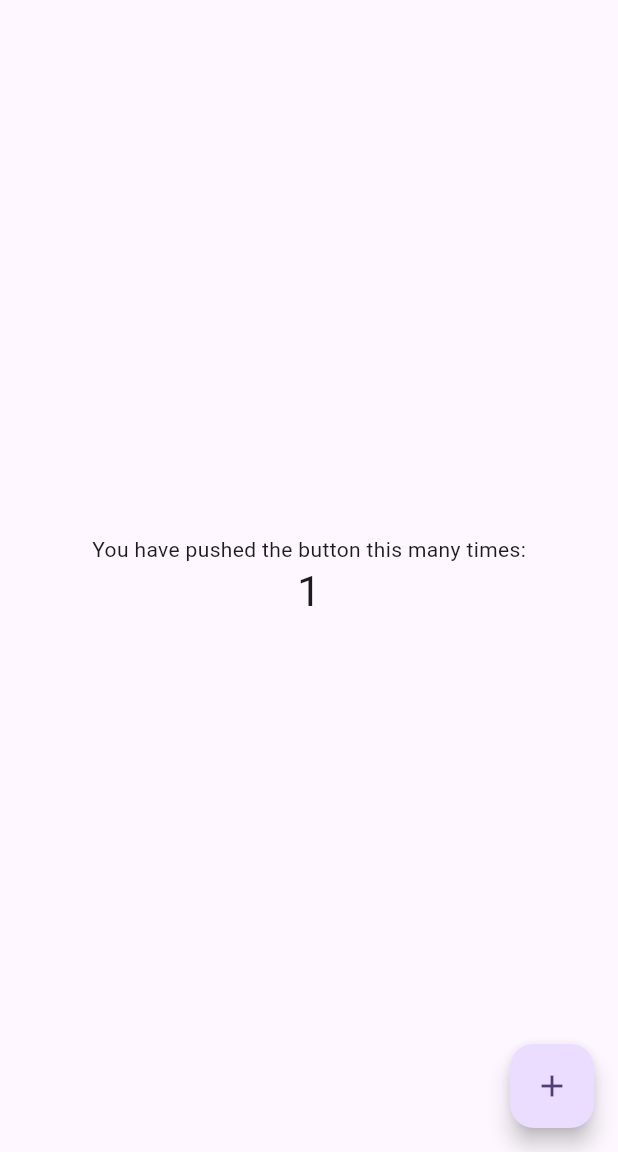
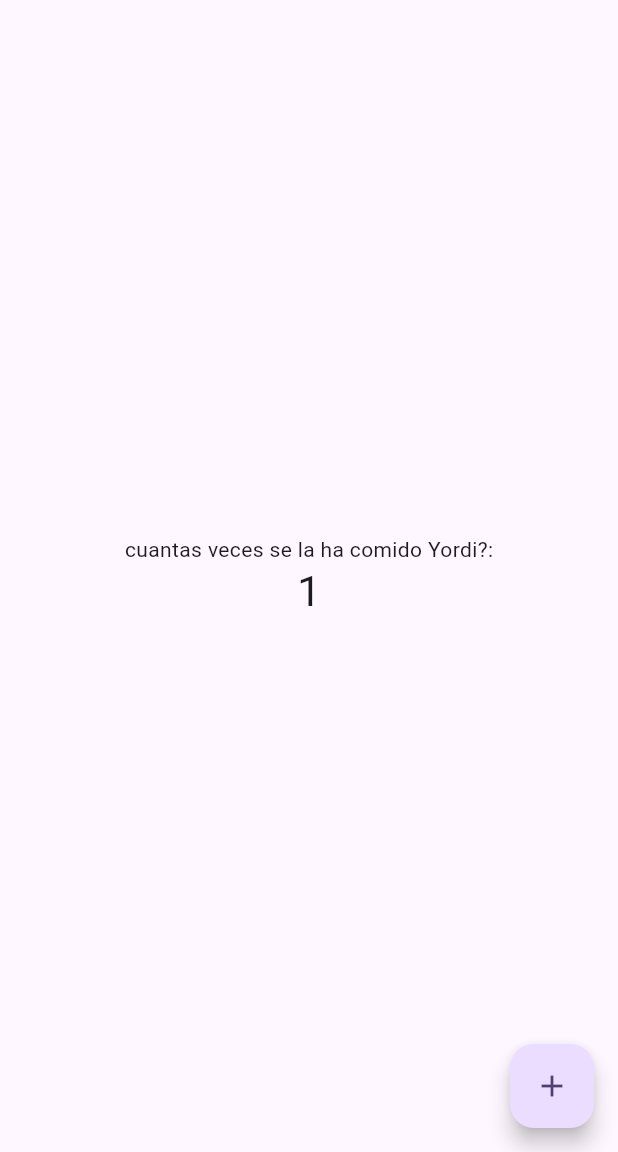
Before and after one commit to merariGrande/proyecto_final, a Flutter app: the screen it shows after launch, after a tap on the "add" icon, on a phone screen of 412 x 824 dp, the part 84-1236 px from its top. Run offline on Flutter 3.47's test engine with Material 2 defaults, Android fonts, the phone set to English and light mode, and no system bars; our stand-ins replace cloud_firestore, firebase_core; accounts and stored records are empty.

```diff
--- a/lib/main.dart
+++ b/lib/main.dart
@@ -11,7 +11,7 @@ void main() async {
  await Firebase.initializeApp(
  options: DefaultFirebaseOptions.currentPlatform,
  );
- runApp(MyApp());
+ runApp(const MyApp());
 
 }
 
@@ -22,6 +22,7 @@ class MyApp extends StatelessWidget {
   @override
   Widget build(BuildContext context) {
     return MaterialApp(
+      debugShowCheckedModeBanner: false,
       title: 'proyecto final',
       theme: ThemeData(
 
@@ -72,31 +73,17 @@ FirebaseFirestore.instance.collection("tb_categorias");
       appBar: AppBar(
 
         backgroundColor: Theme.of(context).colorScheme.inversePrimary,
-        // Here we take the value from the MyHomePage object that was created by
-        // the App.build method, and use it to set our appbar title.
+
         title: Text(widget.title),
       ),
       body: Center(
-        // Center is a layout widget. It takes a single child and positions it
-        // in the middle of the parent.
+
         child: Column(
-          // Column is also a layout widget. It takes a list of children and
-          // arranges them vertically. By default, it sizes itself to fit its
-          // children horizontally, and tries to be as tall as its parent.
-          //
-          // Column has various properties to control how it sizes itself and
-          // how it positions its children. Here we use mainAxisAlignment to
-          // center the children vertically; the main axis here is the vertical
-          // axis because Columns are vertical (the cross axis would be
-          // horizontal).
-          //
-          // TRY THIS: Invoke "debug painting" (choose the "Toggle Debug Paint"
-          // action in the IDE, or press "p" in the console), to see the
-          // wireframe for each widget.
+
           mainAxisAlignment: MainAxisAlignment.center,
           children: <Widget>[
             const Text(
-              'You have pushed the button this many times:',
+              'cuantas veces se la ha comido Yordi?:',
             ),
             Text(
               '$_counter',
@@ -109,14 +96,13 @@ FirebaseFirestore.instance.collection("tb_categorias");
         onPressed: _incrementCounter,
         tooltip: 'Increment',
         child: const Icon(Icons.add),
-      ), // This trailing comma makes auto-formatting nicer for build methods.
+      ),
     );
   }
 
 
   @override
   void initState() {
-    // TODO: implement initState
     super.initState();
 getData();
   }
```
